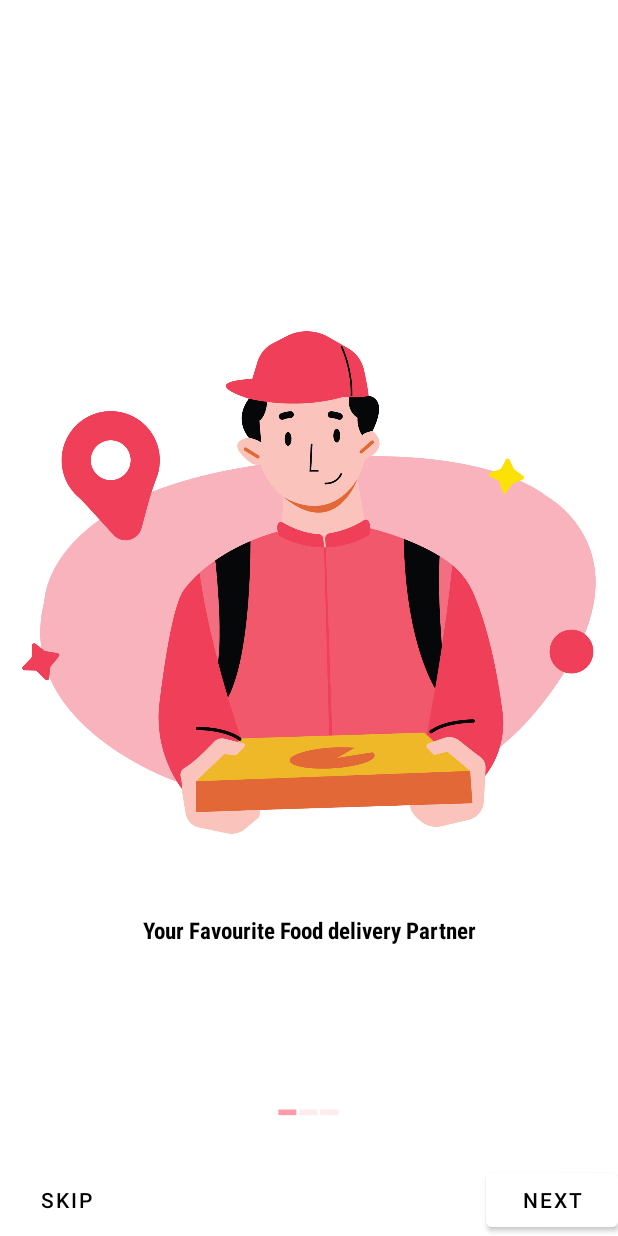
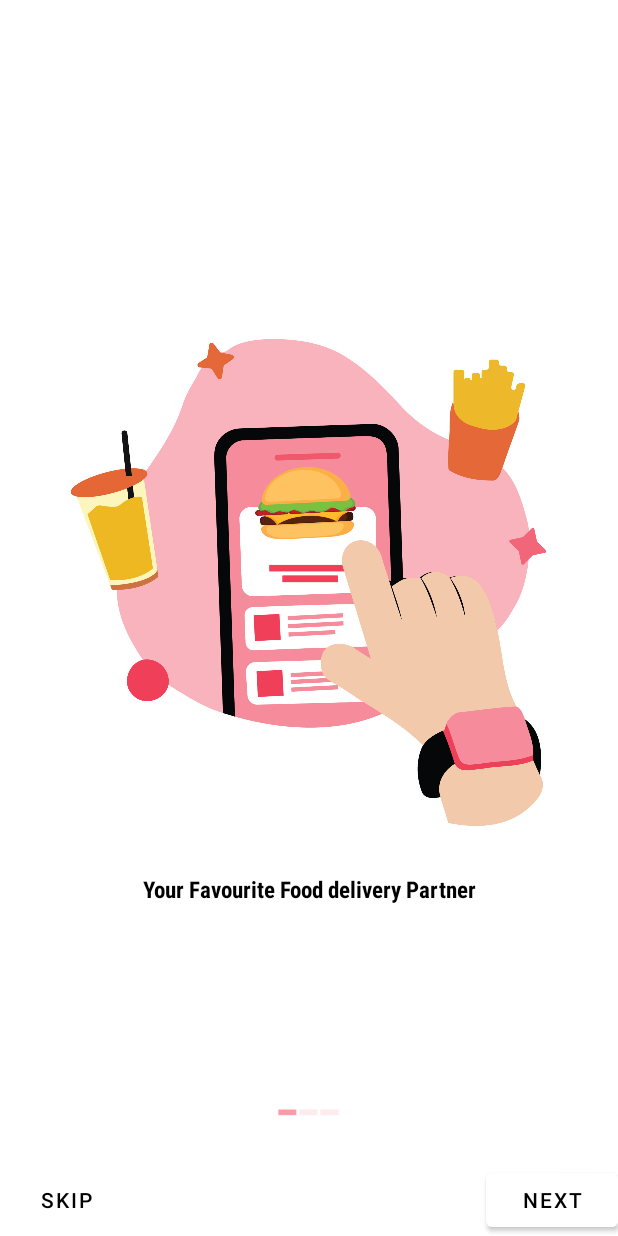
Before and after one commit to fitareq/AirFood, an Android app: the IntroActivity screen opened directly, with no data from a screen before it, on a phone screen of 412 x 824 dp. Run offline under Robolectric (Android 15) with nearby library versions, the phone set to English and light mode, and no system bars; our stand-ins replace sdp/ssp sizes; 1 statement that could not run was skipped.

Commit message:
prefmanager condition pused

```diff
--- a/app/src/main/java/com/airmoll/airfood/IntroActivity.java
+++ b/app/src/main/java/com/airmoll/airfood/IntroActivity.java
@@ -17,7 +17,7 @@ public class IntroActivity extends AppCompatActivity {
     private ActivityIntroBinding binding;
     PreferenceManager preferenceManager;
 
-    int[] images = {R.drawable.delivery,R.drawable.order,R.drawable.menu};
+    int[] images = {R.drawable.menu,R.drawable.order,R.drawable.menu};
     TextView[] bottomBars;
     ViewPagerAdapter mViewPagerAdapter;
 
@@ -36,11 +36,11 @@ public class IntroActivity extends AppCompatActivity {
         binding.viewpager.setAdapter(mViewPagerAdapter);
         preferenceManager = new PreferenceManager(this);
 
-        if (!preferenceManager.FirstLaunch())
+        /*if (!preferenceManager.FirstLaunch())
         {
             launchMain();
             finish();
-        }
+        }*/
         ColoredBars(0);
 
         binding.viewpager.addOnPageChangeListener(new ViewPager.OnPageChangeListener() {
@@ -80,7 +80,7 @@ public class IntroActivity extends AppCompatActivity {
             launchMain();
         });
 
-       /* binding.back.setOnClickListener(v1 -> {
+       /* binding.back.setOnClickListener(v1 -> {`
             int i = binding.viewpager.getCurrentItem();
             binding.viewpager.setCurrentItem(i-1);
         });*/
--- a/app/src/main/res/layout/activity_intro.xml
+++ b/app/src/main/res/layout/activity_intro.xml
@@ -10,7 +10,8 @@
     <androidx.viewpager.widget.ViewPager
         android:id="@+id/viewpager"
         android:layout_width="match_parent"
-        android:layout_height="match_parent"></androidx.viewpager.widget.ViewPager>
+        android:layout_height="match_parent">
+    </androidx.viewpager.widget.ViewPager>
 
     <!--<Button
         android:id="@+id/skip"
--- a/app/src/main/res/layout/slider.xml
+++ b/app/src/main/res/layout/slider.xml
@@ -9,8 +9,8 @@
     >
 <ImageView
     android:id="@+id/slider_image"
-    android:layout_width="match_parent"
-    android:layout_height="@dimen/_300sdp"
+    android:layout_width="@dimen/_258sdp"
+    android:layout_height="@dimen/_258sdp"
     android:background="@color/white"
     />
     <TextView
```
